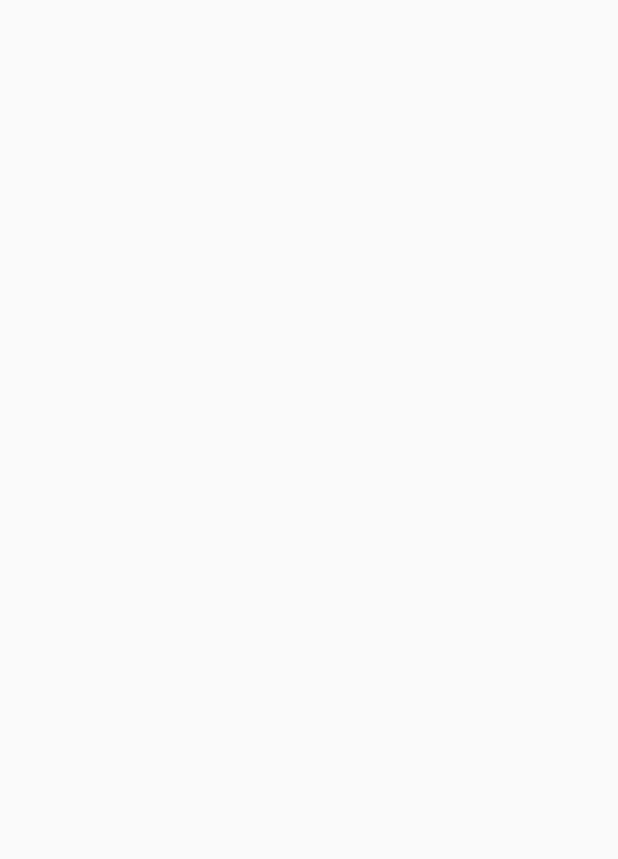
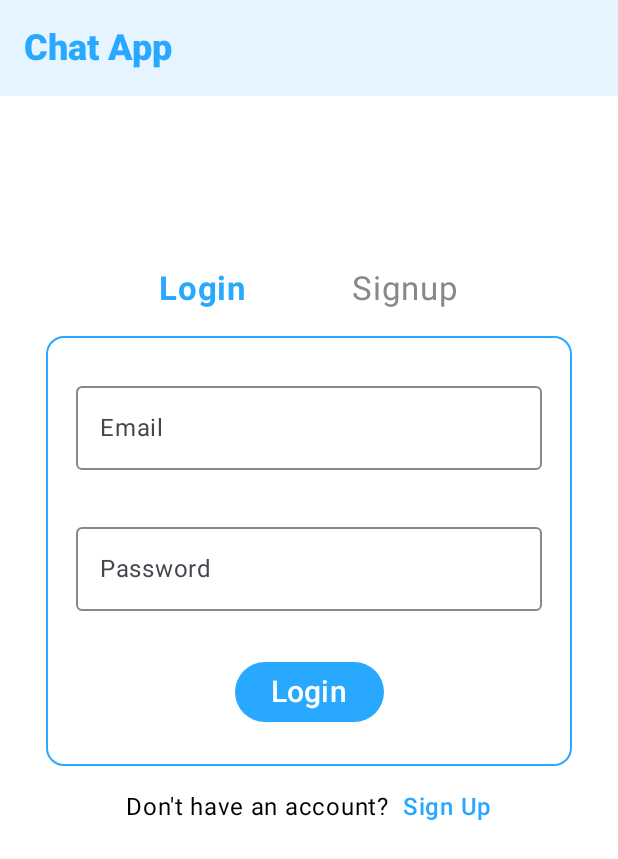
Before and after one commit to ayushpadlekar/Chat_App_Android, an Android app built with Jetpack Compose: the screen it shows after launch (MainActivity), on a phone screen of 412 x 824 dp. Before the commit the part shown is empty. Shown: the top 859 px of the screen. Run offline under Robolectric (Android 15) with nearby library versions, the phone set to English and light mode, and no system bars.

Commit message:
Designed Authentication Screen for login & signup. Added MVVM folder structure - data, viewmodel, ui, utils.

```diff
--- a/app/src/main/java/com/ayushxp/chatapp/MainActivity.kt
+++ b/app/src/main/java/com/ayushxp/chatapp/MainActivity.kt
@@ -4,20 +4,17 @@ import android.os.Bundle
 import androidx.activity.ComponentActivity
 import androidx.activity.compose.setContent
 import androidx.activity.enableEdgeToEdge
-import androidx.compose.runtime.Composable
-import androidx.compose.ui.tooling.preview.Preview
+import com.ayushxp.chatapp.ui.screens.AuthScreen
+import com.ayushxp.chatapp.ui.theme.ChatAppTheme
 
 class MainActivity : ComponentActivity() {
     override fun onCreate(savedInstanceState: Bundle?) {
         super.onCreate(savedInstanceState)
         enableEdgeToEdge()
         setContent {
+            ChatAppTheme(darkTheme = false, dynamicColor = false) {
+                AuthScreen()
+            }
         }
     }
 }
-
-
-@Preview(showBackground = true)
-@Composable
-fun Preview() {
-}
--- /dev/null
+++ b/app/src/main/java/com/ayushxp/chatapp/ui/screens/AuthScreen.kt
@@ -0,0 +1,250 @@
+package com.ayushxp.chatapp.ui.screens
+
+import androidx.compose.foundation.BorderStroke
+import androidx.compose.foundation.clickable
+import androidx.compose.foundation.layout.Arrangement
+import androidx.compose.foundation.layout.Column
+import androidx.compose.foundation.layout.Row
+import androidx.compose.foundation.layout.Spacer
+import androidx.compose.foundation.layout.fillMaxSize
+import androidx.compose.foundation.layout.fillMaxWidth
+import androidx.compose.foundation.layout.height
+import androidx.compose.foundation.layout.padding
+import androidx.compose.foundation.layout.wrapContentHeight
+import androidx.compose.foundation.rememberScrollState
+import androidx.compose.foundation.verticalScroll
+import androidx.compose.material3.Button
+import androidx.compose.material3.ButtonDefaults
+import androidx.compose.material3.CardDefaults
+import androidx.compose.material3.ExperimentalMaterial3Api
+import androidx.compose.material3.MaterialTheme
+import androidx.compose.material3.OutlinedCard
+import androidx.compose.material3.OutlinedTextField
+import androidx.compose.material3.OutlinedTextFieldDefaults
+import androidx.compose.material3.Scaffold
+import androidx.compose.material3.Text
+import androidx.compose.material3.TopAppBar
+import androidx.compose.material3.TopAppBarDefaults
+import androidx.compose.runtime.Composable
+import androidx.compose.runtime.getValue
+import androidx.compose.runtime.mutableStateOf
+import androidx.compose.runtime.remember
+import androidx.compose.runtime.setValue
+import androidx.compose.ui.Alignment
+import androidx.compose.ui.Modifier
+import androidx.compose.ui.graphics.Color
+import androidx.compose.ui.text.font.FontWeight
+import androidx.compose.ui.text.input.PasswordVisualTransformation
+import androidx.compose.ui.tooling.preview.Preview
+import androidx.compose.ui.unit.dp
+import androidx.compose.ui.unit.sp
+
+@OptIn(ExperimentalMaterial3Api::class)
+@Composable
+fun AuthScreen() {
+
+    var isLogin by remember { mutableStateOf(true) }
+    var loginEmail by remember { mutableStateOf("") }
+    var loginPassword by remember { mutableStateOf("") }
+    var signupName by remember { mutableStateOf("") }
+    var signupEmail by remember { mutableStateOf("") }
+    var signupPassword by remember { mutableStateOf("") }
+
+    var primaryCol = MaterialTheme.colorScheme.primary
+    var secondaryCol = MaterialTheme.colorScheme.secondary
+    var tertiaryCol = MaterialTheme.colorScheme.tertiary
+
+    Scaffold(
+        containerColor = Color.White,
+        topBar = {
+            TopAppBar(
+                title =
+                    {
+                        Text(
+                            "Chat App",
+                            color = primaryCol,
+                            fontSize = 24.sp,
+                            fontWeight = FontWeight.ExtraBold
+                        )
+                    },
+                colors = TopAppBarDefaults.topAppBarColors(containerColor = secondaryCol)
+            )
+        }
+    ) { innerPadding ->
+
+        Column(
+            modifier = Modifier
+                .padding(innerPadding)
+                .padding(15.dp)
+                .padding(top = 100.dp)
+                .fillMaxSize()
+                .verticalScroll(rememberScrollState()),
+            horizontalAlignment = Alignment.CenterHorizontally,
+            verticalArrangement = Arrangement.Top
+        ) {
+            Row(
+                modifier = Modifier.fillMaxWidth().padding(horizontal = 20.dp),
+                horizontalArrangement = Arrangement.SpaceEvenly,
+                verticalAlignment = Alignment.CenterVertically
+            ) {
+                Text(
+                    text = "Login",
+                    color = if (isLogin) primaryCol else tertiaryCol,
+                    fontSize = 22.sp,
+                    fontWeight = if (isLogin) FontWeight.Bold else FontWeight.Normal,
+                    modifier = Modifier.clickable(onClick = { isLogin = true })
+                )
+
+                Text(
+                    text = "Signup",
+                    color = if (!isLogin) primaryCol else tertiaryCol,
+                    fontSize = 22.sp,
+                    fontWeight = if (!isLogin) FontWeight.Bold else FontWeight.Normal,
+                    modifier = Modifier.clickable(onClick = { isLogin = false })
+                )
+            }
+
+            Spacer(modifier = Modifier.height(18.dp))
+
+            OutlinedCard(
+                modifier = Modifier
+                    .fillMaxWidth()
+                    .wrapContentHeight()
+                    .padding(horizontal = 15.dp),
+                shape = CardDefaults.outlinedShape,
+                border = BorderStroke(1.dp, primaryCol),
+                colors = CardDefaults.outlinedCardColors(Color.White)
+            ) {
+
+                if (isLogin) {
+                    // Login
+                    Column(
+                        modifier = Modifier
+                            .fillMaxSize()
+                            .padding(horizontal = 20.dp, vertical = 25.dp),
+                        verticalArrangement = Arrangement.spacedBy(30.dp),
+                        horizontalAlignment = Alignment.CenterHorizontally
+                    ) {
+
+                        EmailField(value = loginEmail, onValueChange = { loginEmail = it }, primaryColor = primaryCol, tertiaryColor = tertiaryCol)
+
+                        PassField(value = loginPassword, onValueChange = { loginPassword = it }, primaryColor = primaryCol, tertiaryColor = tertiaryCol)
+
+                        Button(
+                            colors = ButtonDefaults.buttonColors(primaryCol),
+                            onClick = {
+                            }
+                        ) {
+                            Text("Login", color = Color.White, fontSize = 20.sp)
+                        }
+
+                    }
+                } else {
+                    // Signup
+                    Column(
+                        modifier = Modifier
+                            .fillMaxSize()
+                            .padding(horizontal = 20.dp, vertical = 25.dp),
+                        verticalArrangement = Arrangement.spacedBy(30.dp),
+                        horizontalAlignment = Alignment.CenterHorizontally
+                    ) {
+
+                        OutlinedTextField(
+                            modifier = Modifier.fillMaxWidth(),
+                            value = signupName,
+                            onValueChange = { signupName = it },
+                            label = { Text(text = "User name") },
+                            singleLine = true,
+                            colors = OutlinedTextFieldDefaults.colors(
+                                unfocusedBorderColor = tertiaryCol,
+                                focusedBorderColor = primaryCol
+                            )
+                        )
+
+                        EmailField(value = signupEmail, onValueChange = { signupEmail = it }, primaryColor = primaryCol, tertiaryColor = tertiaryCol)
+
+                        PassField(value = signupPassword, onValueChange = { signupPassword = it }, primaryColor = primaryCol, tertiaryColor = tertiaryCol)
+
+                        Button(
+                            colors = ButtonDefaults.buttonColors(primaryCol),
+                            onClick = {
+                            }
+                        ) {
+                            Text("Sign Up", color = Color.White, fontSize = 20.sp)
+                        }
+
+                    }
+                }
+
+            }
+
+            Spacer(modifier = Modifier.height(15.dp))
+
+            if(isLogin) {
+                Row(verticalAlignment = Alignment.CenterVertically) {
+                    Text("Don't have an account? ", color = Color.Black)
+
+                    Text(
+                        " Sign Up",
+                        color = primaryCol,
+                        fontWeight = FontWeight.Medium,
+                        modifier = Modifier
+                            .clickable(onClick = { isLogin = false })
+                    )
+                }
+            } else {
+                Row(verticalAlignment = Alignment.CenterVertically) {
+                    Text("Already have an account? ", color = Color.Black)
+
+                    Text(
+                        " Login",
+                        color = primaryCol,
+                        fontWeight = FontWeight.Medium,
+                        modifier = Modifier
+                            .clickable(onClick = { isLogin = true })
+                    )
+                }
+            }
+        }
+
+    }
+}
+
+@Composable
+fun EmailField(value: String, onValueChange: (String) -> Unit, primaryColor: Color, tertiaryColor: Color) {
+    OutlinedTextField(
+        modifier = Modifier.fillMaxWidth(),
+        value = value,
+        onValueChange = onValueChange,
+        label = { Text(text = "Email") },
+        singleLine = true,
+        colors = OutlinedTextFieldDefaults.colors(
+            unfocusedBorderColor = tertiaryColor,
+            focusedBorderColor = primaryColor
+        )
+    )
+}
+
+@Composable
+fun PassField(value: String, onValueChange: (String) -> Unit, primaryColor: Color, tertiaryColor: Color) {
+    OutlinedTextField(
+        modifier = Modifier.fillMaxWidth(),
+        value = value,
+        onValueChange = onValueChange,
+        label = { Text(text = "Password") },
+        singleLine = true,
+        visualTransformation = PasswordVisualTransformation(),
+        colors = OutlinedTextFieldDefaults.colors(
+            unfocusedBorderColor = tertiaryColor,
+            focusedBorderColor = primaryColor
+        )
+    )
+}
+
+
+// Preview
+@Preview
+@Composable
+fun AuthScreenPreview() {
+    AuthScreen()
+}
--- a/app/src/main/java/com/ayushxp/chatapp/ui/theme/Color.kt
+++ b/app/src/main/java/com/ayushxp/chatapp/ui/theme/Color.kt
@@ -2,10 +2,7 @@ package com.ayushxp.chatapp.ui.theme
 
 import androidx.compose.ui.graphics.Color
 
-val Purple80 = Color(0xFFD0BCFF)
-val PurpleGrey80 = Color(0xFFCCC2DC)
-val Pink80 = Color(0xFFEFB8C8)
-
-val Purple40 = Color(0xFF6650a4)
-val PurpleGrey40 = Color(0xFF625b71)
-val Pink40 = Color(0xFF7D5260)
+val SkyBlue = Color(0xFF28A9FF)
+val lightBlue = Color(0xFFE5F4FF)
+val black = Color(0xFF000000)
+val grey = Color(0xFF888888)
--- a/app/src/main/java/com/ayushxp/chatapp/ui/theme/Theme.kt
+++ b/app/src/main/java/com/ayushxp/chatapp/ui/theme/Theme.kt
@@ -1,6 +1,5 @@
 package com.ayushxp.chatapp.ui.theme
 
-import android.app.Activity
 import android.os.Build
 import androidx.compose.foundation.isSystemInDarkTheme
 import androidx.compose.material3.MaterialTheme
@@ -12,15 +11,15 @@ import androidx.compose.runtime.Composable
 import androidx.compose.ui.platform.LocalContext
 
 private val DarkColorScheme = darkColorScheme(
-    primary = Purple80,
-    secondary = PurpleGrey80,
-    tertiary = Pink80
+    primary = SkyBlue,
+    secondary = black,
+    tertiary = grey
 )
 
 private val LightColorScheme = lightColorScheme(
-    primary = Purple40,
-    secondary = PurpleGrey40,
-    tertiary = Pink40
+    primary = SkyBlue,
+    secondary = lightBlue,
+    tertiary = grey
 
     /* Other default colors to override
     background = Color(0xFFFFFBFE),
@@ -38,7 +37,7 @@ fun ChatAppTheme(
     darkTheme: Boolean = isSystemInDarkTheme(),
     // Dynamic color is available on Android 12+
     dynamicColor: Boolean = true,
-    content: @Composable () -> Unit
+    content: @Composable () -> Unit,
 ) {
     val colorScheme = when {
         dynamicColor && Build.VERSION.SDK_INT >= Build.VERSION_CODES.S -> {
```
